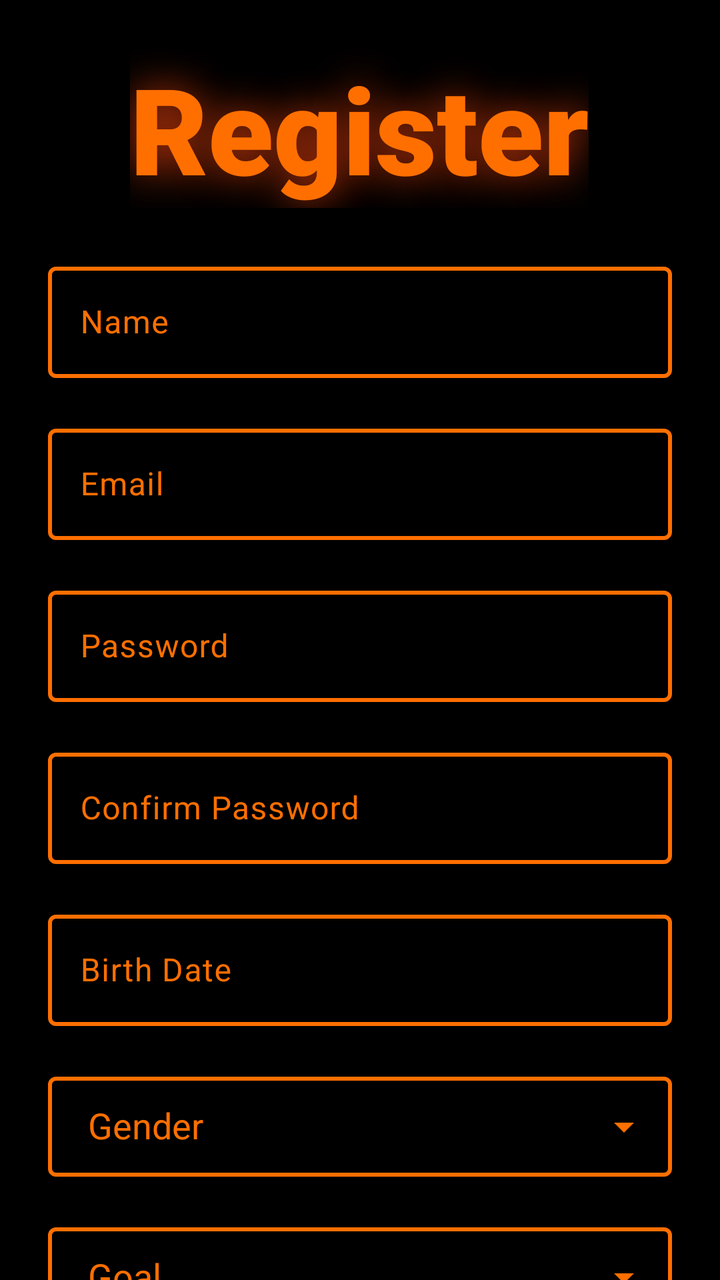
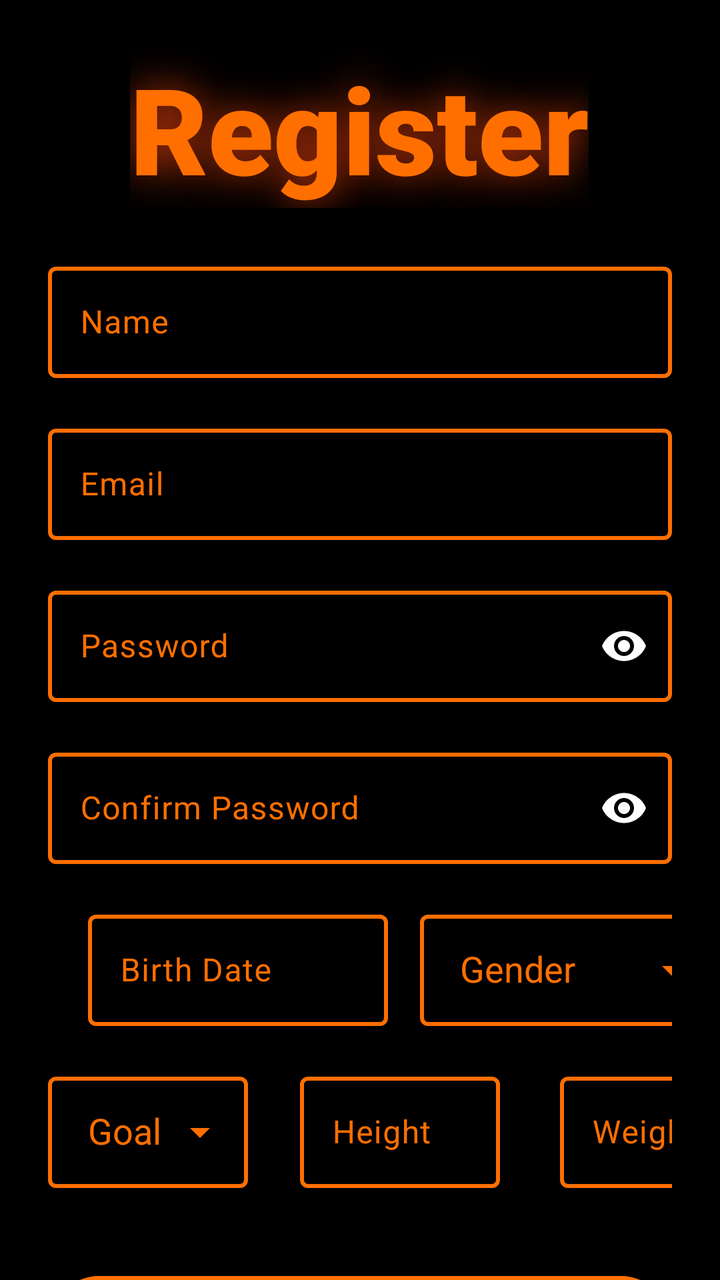

An Android layout rendered at two revisions. The XML below is the earlier revision; the diff shows what the commit changed to produce the second picture.
<!-- AndroidManifest.xml: application theme Theme.FitJourney -->
<!-- res/layout/fragment_register.xml -->
<?xml version="1.0" encoding="utf-8"?>
<androidx.constraintlayout.widget.ConstraintLayout
    xmlns:android="http://schemas.android.com/apk/res/android"
    xmlns:app="http://schemas.android.com/apk/res-auto"
    xmlns:tools="http://schemas.android.com/tools"
    android:id="@+id/registerLayout"
    android:layout_width="match_parent"
    android:layout_height="match_parent"
    android:background="#000000"
    tools:context=".ui.main.origin.register.RegisterFragment">

    <TextView
        android:id="@+id/tvRegister"
        android:layout_width="wrap_content"
        android:layout_height="wrap_content"
        android:layout_marginTop="24dp"
        android:fontFamily="sans-serif-black"
        android:shadowColor="#BF360C"
        android:shadowRadius="50"
        android:text="@string/register"
        android:textColor="#FF6F00"
        android:textSize="60sp"
        app:layout_constraintEnd_toEndOf="parent"
        app:layout_constraintHorizontal_bias="0.497"
        app:layout_constraintStart_toStartOf="parent"
        app:layout_constraintTop_toTopOf="parent" />

    <androidx.core.widget.NestedScrollView
        android:id="@+id/scrollRegister"
        android:layout_width="0dp"
        android:layout_height="0dp"
        android:fillViewport="true"
        app:layout_constraintTop_toBottomOf="@id/tvRegister"
        app:layout_constraintBottom_toBottomOf="parent"
        app:layout_constraintStart_toStartOf="parent"
        app:layout_constraintEnd_toEndOf="parent">

        <LinearLayout
            android:id="@+id/formRegister"
            android:layout_width="match_parent"
            android:layout_height="wrap_content"
            android:orientation="vertical"
            android:padding="24dp">

            <com.google.android.material.textfield.TextInputLayout
                android:id="@+id/tlName"
                android:layout_width="match_parent"
                android:layout_height="wrap_content"
                android:hint="@string/name"
                android:textColorHint="@color/inputsregister"
                app:hintTextColor="@color/inputsregister"
                app:boxBackgroundMode="outline"
                app:boxStrokeWidth="2dp"
                app:boxStrokeColor="@color/inputsregister">

                <com.google.android.material.textfield.TextInputEditText
                    android:id="@+id/etName"
                    android:layout_width="match_parent"
                    android:layout_height="wrap_content"
                    android:inputType="textPersonName"
                    android:textColor="#FFFFFF"/>
            </com.google.android.material.textfield.TextInputLayout>



            <com.google.android.material.textfield.TextInputLayout
                android:id="@+id/tlEmail"
                android:layout_width="match_parent"
                android:layout_height="wrap_content"
                android:layout_marginTop="20dp"
                android:hint="@string/email"
                android:textColorHint="@color/inputsregister"
                app:hintTextColor="@color/inputsregister"
                app:boxBackgroundMode="outline"
                app:boxStrokeWidth="2dp"
                app:boxStrokeColor="@color/inputsregister">

                <com.google.android.material.textfield.TextInputEditText
                    android:id="@+id/etEmail"
                    android:layout_width="match_parent"
                    android:layout_height="wrap_content"
                    android:inputType="textEmailAddress"
                    android:textColor="#FFFFFF" />
            </com.google.android.material.textfield.TextInputLayout>

            <com.google.android.material.textfield.TextInputLayout
                android:id="@+id/tlPassword"
                android:layout_width="match_parent"
                android:layout_height="wrap_content"
                android:layout_marginTop="20dp"
                android:hint="@string/password"
                app:passwordToggleEnabled="true"
                android:textColorHint="@color/inputsregister"
                app:hintTextColor="@color/inputsregister"
                app:boxBackgroundMode="outline"
                app:boxStrokeWidth="2dp"
                app:boxStrokeColor="@color/inputsregister">

                <com.google.android.material.textfield.TextInputEditText
                    android:id="@+id/etPassword"
                    android:layout_width="match_parent"
                    android:layout_height="wrap_content"
                    android:inputType="textPassword"
                    android:textColor="#FFFFFF" />

                </com.google.android.material.textfield.TextInputLayout>



            <com.google.android.material.textfield.TextInputLayout
                android:id="@+id/tlConfirmPassword"
                android:layout_width="match_parent"
                android:layout_height="wrap_content"
                android:layout_marginTop="20dp"
                android:hint="@string/confirm_password"
                app:passwordToggleEnabled="true"
                android:textColorHint="@color/inputsregister"
                app:hintTextColor="@color/inputsregister"
                app:boxBackgroundMode="outline"
                app:boxStrokeWidth="2dp"
                app:boxStrokeColor="@color/inputsregister">

                <com.google.android.material.textfield.TextInputEditText
                    android:id="@+id/etConfirmPassword"
                    android:layout_width="match_parent"
                    android:layout_height="wrap_content"
                    android:inputType="textPassword"
                    android:textColor="#FFFFFF" />
            </com.google.android.material.textfield.TextInputLayout>

            <com.google.android.material.textfield.TextInputLayout
                android:id="@+id/tlBirthDate"
                android:layout_width="match_parent"
                android:layout_height="wrap_content"
                android:layout_marginTop="20dp"
                android:hint="@string/birth_date"
                android:textColorHint="@color/inputsregister"
                app:hintTextColor="@color/inputsregister"
                app:boxBackgroundMode="outline"
                app:boxStrokeWidth="2dp"
                app:boxStrokeColor="@color/inputsregister">

                <com.google.android.material.textfield.TextInputEditText
                    android:id="@+id/etBirthDate"
                    android:layout_width="match_parent"
                    android:layout_height="wrap_content"
                    android:clickable="true"
                    android:focusable="true"
                    android:inputType="none"
                    android:textColor="#FFFFFF" />
            </com.google.android.material.textfield.TextInputLayout>

            <com.google.android.material.textfield.TextInputLayout
                android:id="@+id/tlGender"
                android:layout_width="match_parent"
                android:layout_height="wrap_content"
                android:layout_marginTop="20dp"
                android:hint="@string/gender"
                app:endIconMode="dropdown_menu"
                app:endIconTint="@color/inputsregister"
                android:textColorHint="@color/inputsregister"
                app:hintTextColor="@color/inputsregister"
                app:boxBackgroundMode="outline"
                app:boxStrokeWidth="2dp"
                app:boxStrokeColor="@color/inputsregister">

                <AutoCompleteTextView
                    android:id="@+id/actvGender"
                    android:layout_width="match_parent"
                    android:layout_height="50dp"
                    android:focusable="false"
                    android:inputType="none"
                    android:paddingStart="20dp"
                    android:textColor="#FFFFFF"
                    tools:ignore="LabelFor,RtlSymmetry" />
            </com.google.android.material.textfield.TextInputLayout>

            <com.google.android.material.textfield.TextInputLayout
                android:id="@+id/tLGoal"
                android:layout_width="match_parent"
                android:layout_height="wrap_content"
                android:layout_marginTop="20dp"
                android:hint="@string/goal"
                app:endIconMode="dropdown_menu"
                app:endIconTint="@color/inputsregister"
                android:textColorHint="@color/inputsregister"
                app:hintTextColor="@color/inputsregister"
                app:boxBackgroundMode="outline"
                app:boxStrokeWidth="2dp"
                app:boxStrokeColor="@color/inputsregister">

                <AutoCompleteTextView
                    android:id="@+id/actvGoal"
                    android:layout_width="match_parent"
                    android:layout_height="50dp"
                    android:focusable="false"
                    android:inputType="none"
                    android:paddingStart="20dp"
                    android:textColor="#FFFFFF"
                    tools:ignore="LabelFor,RtlSymmetry" />
            </com.google.android.material.textfield.TextInputLayout>

            <com.google.android.material.textfield.TextInputLayout
                android:id="@+id/tlHeight"
                android:layout_width="match_parent"
                android:layout_height="wrap_content"
                android:layout_marginTop="20dp"
                android:hint="@string/height_cm"
                android:textColorHint="@color/inputsregister"
                app:hintTextColor="@color/inputsregister"
                app:boxBackgroundMode="outline"
                app:boxStrokeWidth="2dp"
                app:boxStrokeColor="@color/inputsregister">

                <com.google.android.material.textfield.TextInputEditText
                    android:id="@+id/etHeight"
                    android:layout_width="match_parent"
                    android:layout_height="wrap_content"
                    android:inputType="number"
                    android:textColor="#FFFFFF" />
            </com.google.android.material.textfield.TextInputLayout>

            <com.google.android.material.textfield.TextInputLayout
                android:id="@+id/tlWeight"
                android:layout_width="match_parent"
                android:layout_height="wrap_content"
                android:layout_marginTop="20dp"
                android:hint="@string/weight_kg"
                android:textColorHint="@color/inputsregister"
                app:hintTextColor="@color/inputsregister"
                app:boxBackgroundMode="outline"
                app:boxStrokeWidth="2dp"
                app:boxStrokeColor="@color/inputsregister">

                <com.google.android.material.textfield.TextInputEditText
                    android:id="@+id/etWeight"
                    android:layout_width="match_parent"
                    android:layout_height="wrap_content"
                    android:inputType="numberDecimal"
                    android:textColor="#FFFFFF" />
            </com.google.android.material.textfield.TextInputLayout>

            <Button
                android:id="@+id/btnRegisterSubmit"
                android:layout_width="match_parent"
                android:layout_height="60dp"
                android:layout_marginTop="40dp"
                android:backgroundTint="#FF6F00"
                android:text="@string/register"
                android:textAllCaps="false"
                android:textColor="#FFFFFF"
                android:textSize="20sp" />
        </LinearLayout>
    </androidx.core.widget.NestedScrollView>

</androidx.constraintlayout.widget.ConstraintLayout>
<!-- resources referenced by this layout -->
<resources>
  <string name="birth_date">Birth Date</string>
  <string name="confirm_password">Confirm Password</string>
  <string name="email">Email</string>
  <string name="gender">Gender</string>
  <string name="goal">Goal</string>
  <string name="height_cm">Height (cm)</string>
  <string name="name">Name</string>
  <string name="password">Password</string>
  <string name="register">Register</string>
  <string name="weight_kg">Weight (kg)</string>
  <style name="Theme.FitJourney" parent="Base.Theme.FitJourney" />
  <style name="Base.Theme.FitJourney" parent="Theme.Material3.DayNight.NoActionBar">
  
      </style>
</resources>

<!-- the commit's change to res/layout/fragment_register.xml (unified diff, before → after) -->
@@ -61,8 +61,6 @@
                     android:textColor="#FFFFFF"/>
             </com.google.android.material.textfield.TextInputLayout>
 
-
-
             <com.google.android.material.textfield.TextInputLayout
                 android:id="@+id/tlEmail"
                 android:layout_width="match_parent"
@@ -80,7 +78,7 @@
                     android:layout_width="match_parent"
                     android:layout_height="wrap_content"
                     android:inputType="textEmailAddress"
-                    android:textColor="#FFFFFF" />
+                    android:textColor="#FFFFFF"/>
             </com.google.android.material.textfield.TextInputLayout>
 
             <com.google.android.material.textfield.TextInputLayout
@@ -93,6 +91,8 @@
                 android:textColorHint="@color/inputsregister"
                 app:hintTextColor="@color/inputsregister"
                 app:boxBackgroundMode="outline"
+                app:endIconMode="password_toggle"
+                app:endIconTint="@color/inputsregister"
                 app:boxStrokeWidth="2dp"
                 app:boxStrokeColor="@color/inputsregister">
 
@@ -101,11 +101,8 @@
                     android:layout_width="match_parent"
                     android:layout_height="wrap_content"
                     android:inputType="textPassword"
-                    android:textColor="#FFFFFF" />
-
-                </com.google.android.material.textfield.TextInputLayout>
-
-
+                    android:textColor="#FFFFFF"/>
+            </com.google.android.material.textfield.TextInputLayout>
 
             <com.google.android.material.textfield.TextInputLayout
                 android:id="@+id/tlConfirmPassword"
@@ -114,6 +111,8 @@
                 android:layout_marginTop="20dp"
                 android:hint="@string/confirm_password"
                 app:passwordToggleEnabled="true"
+                app:endIconMode="password_toggle"
+                app:endIconTint="@color/inputsregister"
                 android:textColorHint="@color/inputsregister"
                 app:hintTextColor="@color/inputsregister"
                 app:boxBackgroundMode="outline"
@@ -125,120 +124,136 @@
                     android:layout_width="match_parent"
                     android:layout_height="wrap_content"
                     android:inputType="textPassword"
-                    android:textColor="#FFFFFF" />
-            </com.google.android.material.textfield.TextInputLayout>
-
-            <com.google.android.material.textfield.TextInputLayout
-                android:id="@+id/tlBirthDate"
-                android:layout_width="match_parent"
-                android:layout_height="wrap_content"
-                android:layout_marginTop="20dp"
-                android:hint="@string/birth_date"
-                android:textColorHint="@color/inputsregister"
-                app:hintTextColor="@color/inputsregister"
-                app:boxBackgroundMode="outline"
-                app:boxStrokeWidth="2dp"
-                app:boxStrokeColor="@color/inputsregister">
-
-                <com.google.android.material.textfield.TextInputEditText
-                    android:id="@+id/etBirthDate"
-                    android:layout_width="match_parent"
-                    android:layout_height="wrap_content"
-                    android:clickable="true"
-                    android:focusable="true"
-                    android:inputType="none"
-                    android:textColor="#FFFFFF" />
-            </com.google.android.material.textfield.TextInputLayout>
-
-            <com.google.android.material.textfield.TextInputLayout
-                android:id="@+id/tlGender"
-                android:layout_width="match_parent"
-                android:layout_height="wrap_content"
-                android:layout_marginTop="20dp"
-                android:hint="@string/gender"
-                app:endIconMode="dropdown_menu"
-                app:endIconTint="@color/inputsregister"
-                android:textColorHint="@color/inputsregister"
-                app:hintTextColor="@color/inputsregister"
-                app:boxBackgroundMode="outline"
-                app:boxStrokeWidth="2dp"
-                app:boxStrokeColor="@color/inputsregister">
-
-                <AutoCompleteTextView
-                    android:id="@+id/actvGender"
-                    android:layout_width="match_parent"
-                    android:layout_height="50dp"
-                    android:focusable="false"
-                    android:inputType="none"
-                    android:paddingStart="20dp"
-                    android:textColor="#FFFFFF"
-                    tools:ignore="LabelFor,RtlSymmetry" />
-            </com.google.android.material.textfield.TextInputLayout>
-
-            <com.google.android.material.textfield.TextInputLayout
-                android:id="@+id/tLGoal"
-                android:layout_width="match_parent"
-                android:layout_height="wrap_content"
-                android:layout_marginTop="20dp"
-                android:hint="@string/goal"
-                app:endIconMode="dropdown_menu"
-                app:endIconTint="@color/inputsregister"
-                android:textColorHint="@color/inputsregister"
-                app:hintTextColor="@color/inputsregister"
-                app:boxBackgroundMode="outline"
-                app:boxStrokeWidth="2dp"
-                app:boxStrokeColor="@color/inputsregister">
-
-                <AutoCompleteTextView
-                    android:id="@+id/actvGoal"
-                    android:layout_width="match_parent"
-                    android:layout_height="50dp"
-                    android:focusable="false"
-                    android:inputType="none"
-                    android:paddingStart="20dp"
-                    android:textColor="#FFFFFF"
-                    tools:ignore="LabelFor,RtlSymmetry" />
-            </com.google.android.material.textfield.TextInputLayout>
-
-            <com.google.android.material.textfield.TextInputLayout
-                android:id="@+id/tlHeight"
-                android:layout_width="match_parent"
-                android:layout_height="wrap_content"
-                android:layout_marginTop="20dp"
-                android:hint="@string/height_cm"
-                android:textColorHint="@color/inputsregister"
-                app:hintTextColor="@color/inputsregister"
-                app:boxBackgroundMode="outline"
-                app:boxStrokeWidth="2dp"
-                app:boxStrokeColor="@color/inputsregister">
-
-                <com.google.android.material.textfield.TextInputEditText
-                    android:id="@+id/etHeight"
-                    android:layout_width="match_parent"
-                    android:layout_height="wrap_content"
-                    android:inputType="number"
-                    android:textColor="#FFFFFF" />
-            </com.google.android.material.textfield.TextInputLayout>
-
-            <com.google.android.material.textfield.TextInputLayout
-                android:id="@+id/tlWeight"
-                android:layout_width="match_parent"
-                android:layout_height="wrap_content"
-                android:layout_marginTop="20dp"
-                android:hint="@string/weight_kg"
-                android:textColorHint="@color/inputsregister"
-                app:hintTextColor="@color/inputsregister"
-                app:boxBackgroundMode="outline"
-                app:boxStrokeWidth="2dp"
-                app:boxStrokeColor="@color/inputsregister">
-
-                <com.google.android.material.textfield.TextInputEditText
-                    android:id="@+id/etWeight"
-                    android:layout_width="match_parent"
-                    android:layout_height="wrap_content"
-                    android:inputType="numberDecimal"
-                    android:textColor="#FFFFFF" />
-            </com.google.android.material.textfield.TextInputLayout>
+                    android:textColor="#FFFFFF"/>
+            </com.google.android.material.textfield.TextInputLayout>
+
+            <LinearLayout
+                android:layout_width="match_parent"
+                android:layout_height="wrap_content"
+                android:layout_marginTop="20dp"
+                android:orientation="horizontal">
+
+                <com.google.android.material.textfield.TextInputLayout
+                    android:id="@+id/tlBirthDate"
+                    android:layout_width="150dp"
+                    android:layout_height="wrap_content"
+                    android:layout_marginLeft="20dp"
+                    android:hint="@string/birth_date"
+                    android:textColorHint="@color/inputsregister"
+                    app:boxBackgroundMode="outline"
+                    app:boxStrokeColor="@color/inputsregister"
+                    app:boxStrokeWidth="2dp"
+                    app:hintTextColor="@color/inputsregister">
+
+                    <com.google.android.material.textfield.TextInputEditText
+                        android:id="@+id/etBirthDate"
+                        android:layout_width="match_parent"
+                        android:layout_height="wrap_content"
+                        android:clickable="true"
+                        android:focusable="true"
+                        android:inputType="none"
+                        android:textColor="#FFFFFF" />
+                </com.google.android.material.textfield.TextInputLayout>
+
+                <com.google.android.material.textfield.TextInputLayout
+                    android:id="@+id/tlGender"
+                    android:layout_width="150dp"
+                    android:layout_height="match_parent"
+                    android:layout_marginStart="16dp"
+                    android:hint="@string/gender"
+                    android:textColorHint="@color/inputsregister"
+                    app:boxBackgroundMode="outline"
+                    app:boxStrokeColor="@color/inputsregister"
+                    app:boxStrokeWidth="2dp"
+                    app:endIconMode="dropdown_menu"
+                    app:endIconTint="@color/inputsregister"
+                    app:hintTextColor="@color/inputsregister">
+
+                    <AutoCompleteTextView
+                        android:id="@+id/actvGender"
+                        android:layout_width="match_parent"
+                        android:layout_height="match_parent"
+                        android:focusable="false"
+                        android:inputType="none"
+                        android:paddingStart="20dp"
+                        android:textColor="#FFFFFF"
+                        tools:ignore="LabelFor,RtlSymmetry" />
+                </com.google.android.material.textfield.TextInputLayout>
+
+            </LinearLayout>
+
+            <LinearLayout
+                android:layout_width="match_parent"
+                android:layout_height="wrap_content"
+                android:layout_marginTop="20dp"
+                android:orientation="horizontal">
+
+                <com.google.android.material.textfield.TextInputLayout
+                    android:id="@+id/tLGoal"
+                    android:layout_width="100dp"
+                    android:layout_height="match_parent"
+                    android:layout_marginRight="10dp"
+                    android:hint="@string/goal"
+                    android:textColorHint="@color/inputsregister"
+                    app:boxBackgroundMode="outline"
+                    app:boxStrokeColor="@color/inputsregister"
+                    app:boxStrokeWidth="2dp"
+                    app:endIconMode="dropdown_menu"
+                    app:endIconTint="@color/inputsregister"
+                    app:hintTextColor="@color/inputsregister">
+
+                    <AutoCompleteTextView
+                        android:id="@+id/actvGoal"
+                        android:layout_width="match_parent"
+                        android:layout_height="match_parent"
+                        android:focusable="false"
+                        android:inputType="none"
+                        android:paddingStart="20dp"
+                        android:textColor="#FFFFFF"
+                        tools:ignore="LabelFor,RtlSymmetry" />
+                </com.google.android.material.textfield.TextInputLayout>
+
+                <com.google.android.material.textfield.TextInputLayout
+                    android:id="@+id/tlHeight"
+                    android:layout_width="100dp"
+                    android:layout_height="wrap_content"
+                    android:layout_marginStart="16dp"
+                    android:hint="@string/height_cm"
+                    android:textColorHint="@color/inputsregister"
+                    app:boxBackgroundMode="outline"
+                    app:boxStrokeColor="@color/inputsregister"
+                    app:boxStrokeWidth="2dp"
+                    app:hintTextColor="@color/inputsregister">
+
+                    <com.google.android.material.textfield.TextInputEditText
+                        android:id="@+id/etHeight"
+                        android:layout_width="match_parent"
+                        android:layout_height="wrap_content"
+                        android:inputType="number"
+                        android:textColor="#FFFFFF" />
+                </com.google.android.material.textfield.TextInputLayout>
+
+                <com.google.android.material.textfield.TextInputLayout
+                    android:id="@+id/tlWeight"
+                    android:layout_width="100dp"
+                    android:layout_height="wrap_content"
+                    android:layout_marginStart="30dp"
+                    android:hint="@string/weight_kg"
+                    android:textColorHint="@color/inputsregister"
+                    app:boxBackgroundMode="outline"
+                    app:boxStrokeColor="@color/inputsregister"
+                    app:boxStrokeWidth="2dp"
+                    app:hintTextColor="@color/inputsregister">
+
+                    <com.google.android.material.textfield.TextInputEditText
+                        android:id="@+id/etWeight"
+                        android:layout_width="match_parent"
+                        android:layout_height="wrap_content"
+                        android:inputType="numberDecimal"
+                        android:textColor="#FFFFFF" />
+                </com.google.android.material.textfield.TextInputLayout>
+
+            </LinearLayout>
 
             <Button
                 android:id="@+id/btnRegisterSubmit"
@@ -249,7 +264,8 @@
                 android:text="@string/register"
                 android:textAllCaps="false"
                 android:textColor="#FFFFFF"
-                android:textSize="20sp" />
+                android:textSize="20sp"/>
+
         </LinearLayout>
     </androidx.core.widget.NestedScrollView>
 
<!-- resource entries referenced after the edit -->
@@ -5,11 +5,11 @@
   <string name="email">Email</string>
   <string name="gender">Gender</string>
   <string name="goal">Goal</string>
-  <string name="height_cm">Height (cm)</string>
+  <string name="height_cm">Height</string>
   <string name="name">Name</string>
   <string name="password">Password</string>
   <string name="register">Register</string>
-  <string name="weight_kg">Weight (kg)</string>
+  <string name="weight_kg">Weight</string>
   <style name="Theme.FitJourney" parent="Base.Theme.FitJourney" />
   <style name="Base.Theme.FitJourney" parent="Theme.Material3.DayNight.NoActionBar">
   
